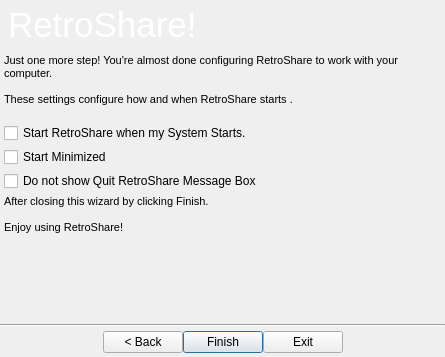
The window that retroshare-gui/src/gui/QuickStartWizard.ui (RetroShare/RetroShare) describes before a commit, drawn with Qt 5.
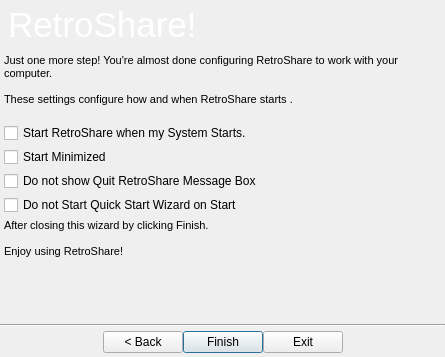
The same window after the commit. The open tabs and pages were chosen to show the change. Icons and pictures are not drawn.

Commit message: added a checkbox to can disable Quick Start Wizard

```diff
--- a/retroshare-gui/src/gui/QuickStartWizard.ui
+++ b/retroshare-gui/src/gui/QuickStartWizard.ui
@@ -1224,6 +1224,13 @@
               </property>
              </widget>
             </item>
+            <item row="3" column="0">
+             <widget class="QCheckBox" name="checkBoxQuickWizard">
+              <property name="text">
+               <string>Do not Start Quick Start Wizard on Start</string>
+              </property>
+             </widget>
+            </item>
            </layout>
           </item>
           <item row="10" column="0">
```
Left out of the diff: 2 changed lines with no effect on the pictures. The commit also changes 2 other files.
